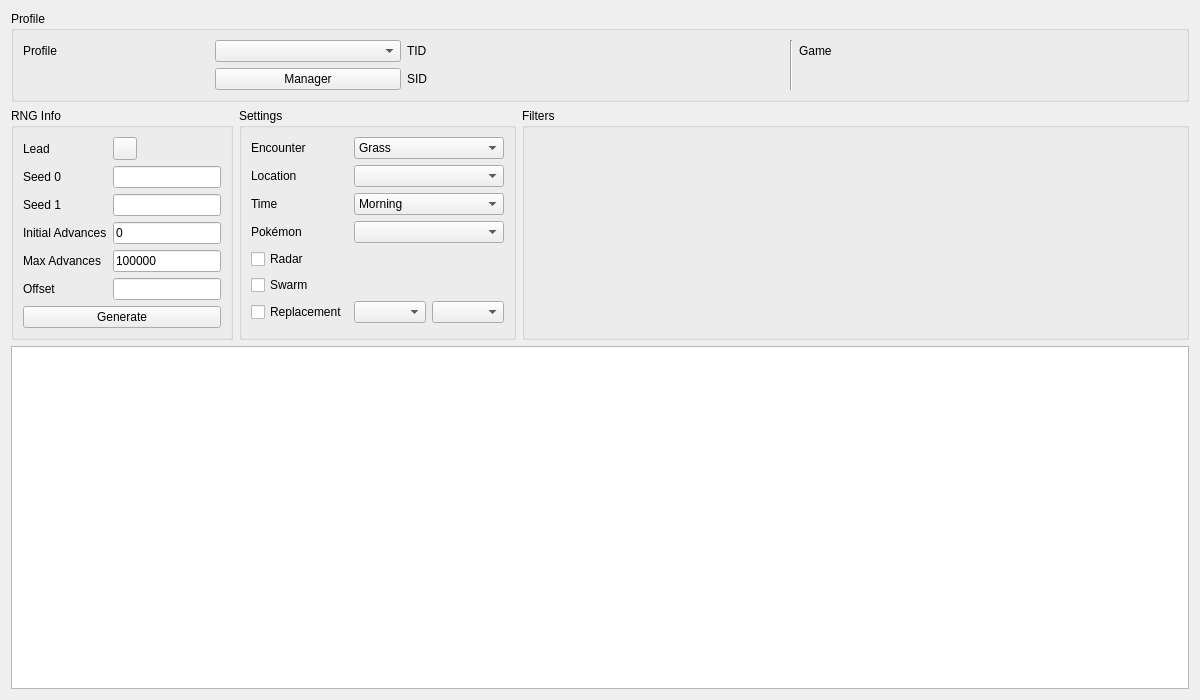
Above: Form/Gen8/Wild8.ui from Admiral-Fish/PokeFinder before the change. Below: the same form after it.
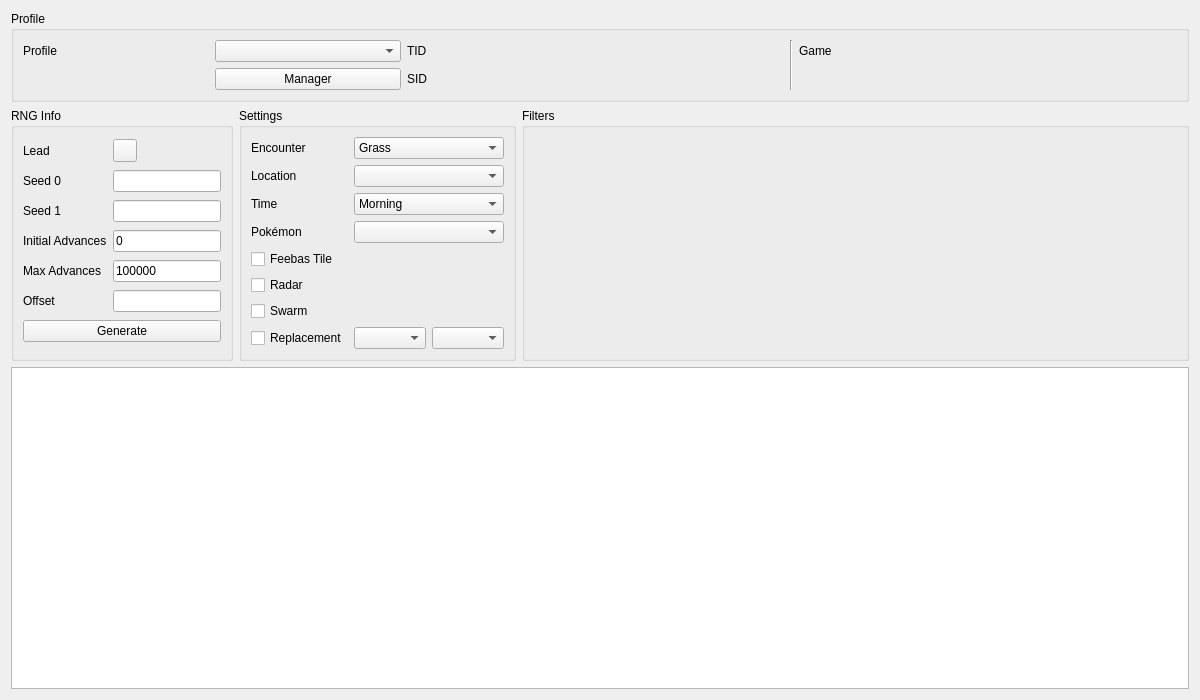
That is the form after the change. Custom widgets are drawn as their Qt base class.

Commit message:
Add Feebas to Gen 8 wild
Fixes #558

```diff
--- a/Form/Gen8/Wild8.ui
+++ b/Form/Gen8/Wild8.ui
@@ -281,6 +281,13 @@
        <widget class="ComboBox" name="comboBoxPokemon"/>
       </item>
       <item row="4" column="0">
+       <widget class="QCheckBox" name="checkBoxFeebasTile">
+        <property name="text">
+         <string>Feebas Tile</string>
+        </property>
+       </widget>
+      </item>
+      <item row="5" column="0">
        <widget class="QCheckBox" name="checkBoxRadar">
         <property name="text">
          <string>Radar</string>
@@ -290,7 +297,7 @@
         </attribute>
        </widget>
       </item>
-      <item row="5" column="0">
+      <item row="6" column="0">
        <widget class="QCheckBox" name="checkBoxSwarm">
         <property name="text">
          <string>Swarm</string>
@@ -300,7 +307,7 @@
         </attribute>
        </widget>
       </item>
-      <item row="6" column="0">
+      <item row="7" column="0">
        <widget class="QCheckBox" name="checkBoxReplacement">
         <property name="text">
          <string>Replacement</string>
@@ -310,10 +317,10 @@
         </attribute>
        </widget>
       </item>
-      <item row="6" column="1">
+      <item row="7" column="1">
        <widget class="ComboBox" name="comboBoxReplacement0"/>
       </item>
-      <item row="6" column="2">
+      <item row="7" column="2">
        <widget class="ComboBox" name="comboBoxReplacement1"/>
       </item>
      </layout>
```
Left out of the diff: 1 changed line with no effect on the pictures. The commit also changes 11 other files.
